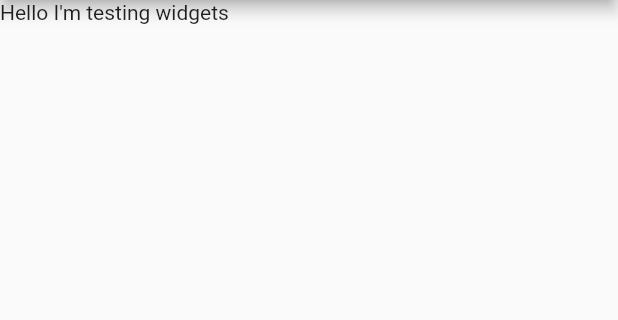
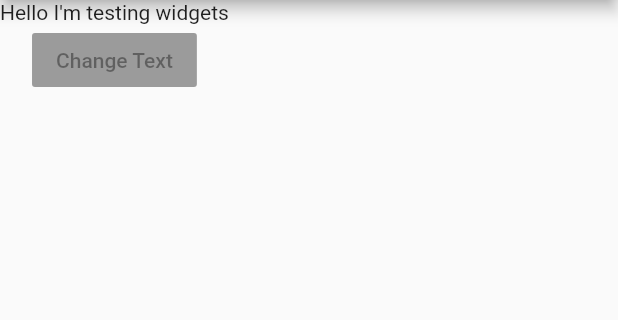
Before and after one commit to thabopali/widget-basics, a Flutter app: the screen it shows after launch, on a phone screen of 412 x 824 dp, the part 84-404 px from its top. Run offline on Flutter 3.47's test engine with Material 2 defaults, Android fonts, the phone set to English and light mode, and no system bars.

Commit message:
Added text and button widgets

```diff
--- a/lib/main.dart
+++ b/lib/main.dart
@@ -17,7 +17,12 @@ class _MyAppState extends State<MyApp> {
       appBar: AppBar(
         title: Text('Widget Basics'),
       ),
-      body: Text('Hello I\'m testing widgets'),
+      body: Column(
+        children: <Widget>[
+          Text('Hello I\'m testing widgets'),
+          RaisedButton(child: Text('Change Text'), onPressed: null,)
+        ],
+      ),
     ));
   }
 }
```
